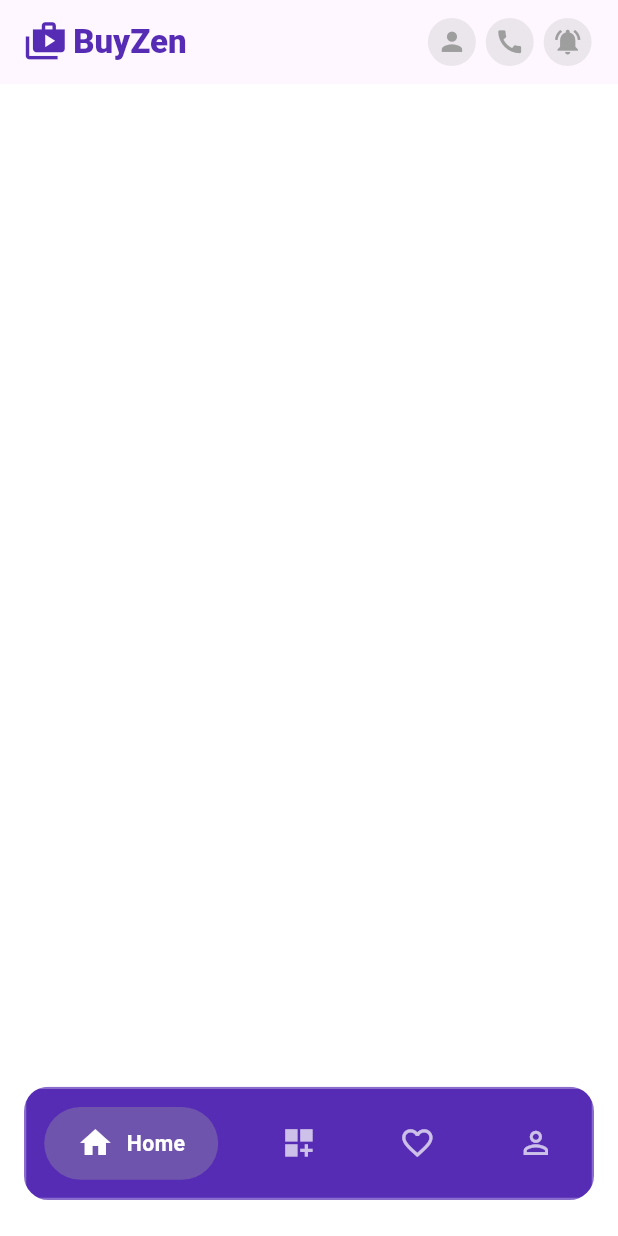
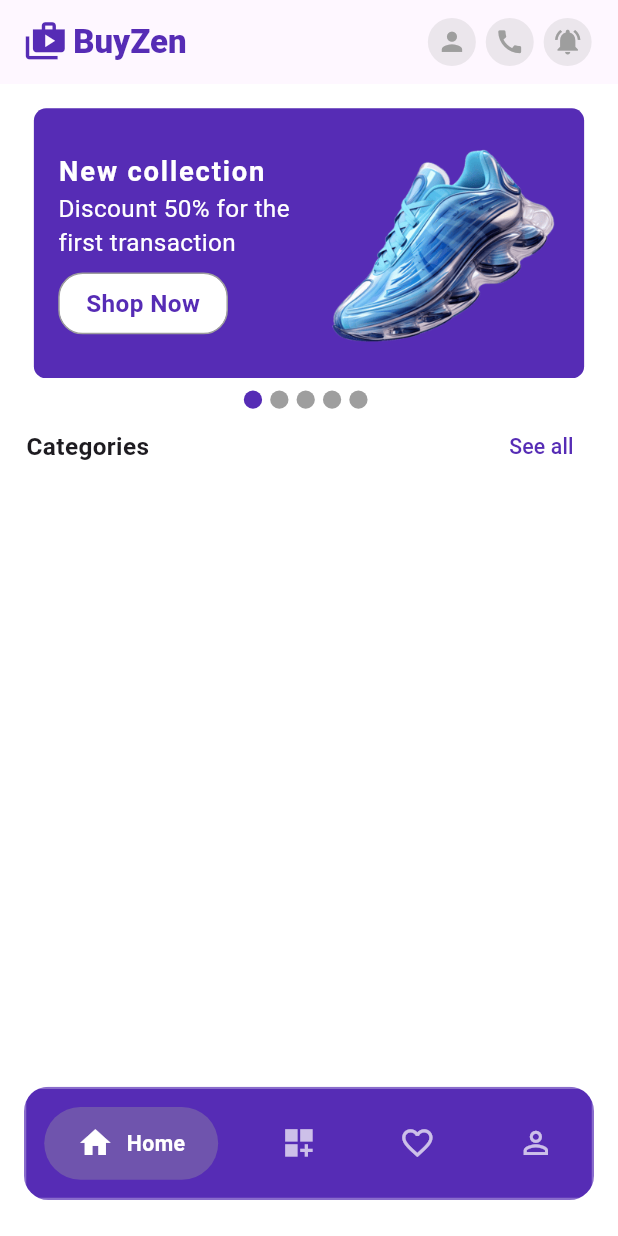
Before and after one commit to majidbhuiyan20/Buyzen, a Flutter app: the screen it shows after launch, on a phone screen of 412 x 824 dp. Run offline on Flutter 3.47's test engine with Material 3 defaults, Android fonts, the phone set to English and light mode, and no system bars; drawn by our look-alikes of carousel_slider; our stand-ins replace flutter_riverpod, flutter_screenutil.

Commit message:
feat(ui):make home carousel and section header

```diff
--- a/lib/app/app_text_style.dart
+++ b/lib/app/app_text_style.dart
@@ -1,3 +1,23 @@
+import 'dart:ui';
+import 'package:buyzen/app/app_colors.dart';
+import 'package:flutter/material.dart';
+import 'package:flutter_screenutil/flutter_screenutil.dart';
+
 class AppTextStyle {
-
+  static TextStyle largeTextCarousel = TextStyle(
+    fontSize: 18.sp,
+    fontWeight: .w700,
+    color: Colors.white,
+    letterSpacing: 1.2,
+  );
+  static TextStyle mediumTextCarousel = TextStyle(
+    fontSize: 16.sp,
+    fontWeight: .w400,
+    color: Colors.white,
+  );
+  static TextStyle buttonTextStyle = TextStyle(
+    fontSize: 16.sp,
+    fontWeight: .w600,
+    color: AppColors.themeColor,
+  );
 }
--- a/lib/features/home/view/screens/home_screen.dart
+++ b/lib/features/home/view/screens/home_screen.dart
@@ -1,8 +1,10 @@
+import 'package:buyzen/features/home/view/widgets/home_carousel_widgets.dart';
 import 'package:flutter/material.dart';
 import 'package:flutter_screenutil/flutter_screenutil.dart';
 
 import '../../../../app/app_colors.dart';
 import '../widgets/circle_icon_button.dart';
+import '../widgets/section_header.dart';
 
 class HomeScreen extends StatefulWidget {
   const HomeScreen({super.key});
@@ -17,6 +19,16 @@ class _HomeScreenState extends State<HomeScreen> {
     return Scaffold(
       backgroundColor: Colors.white,
       appBar: _buildAppBar(),
+      body: Column(
+        children: [
+          SizedBox(height: 16.h,),
+          HomeCarouselWidgets(),
+          SizedBox(height: 1.h,),
+          SectionHeader(title: 'Categories', onTap: () {  },),
+          SizedBox(height: 16.h),
+
+        ],
+      ),
     );
   }
 
--- /dev/null
+++ b/lib/features/home/view/widgets/home_carousel_widgets.dart
@@ -0,0 +1,98 @@
+import 'package:buyzen/app/app_colors.dart';
+import 'package:buyzen/app/app_text_style.dart';
+import 'package:buyzen/features/home/view_model/provider.dart';
+import 'package:carousel_slider/carousel_slider.dart';
+import 'package:flutter/material.dart';
+import 'package:flutter_riverpod/flutter_riverpod.dart';
+import 'package:flutter_screenutil/flutter_screenutil.dart';
+class HomeCarouselWidgets extends ConsumerStatefulWidget {
+  const HomeCarouselWidgets({super.key});
+
+  @override
+  ConsumerState<HomeCarouselWidgets> createState() => _HomeCarouselWidgetsState();
+}
+
+class _HomeCarouselWidgetsState extends ConsumerState<HomeCarouselWidgets> {
+  @override
+  Widget build(BuildContext context) {
+    final currentIndex = ref.watch(carouselIndexProvider);
+    return Padding(
+      padding: EdgeInsets.symmetric(horizontal: 16.w),
+      child: Column(
+        children: [
+          CarouselSlider(
+            options: CarouselOptions(
+                height: 180.0,
+                viewportFraction: 1,
+              onPageChanged: (index, reason){
+                  ref.read(carouselIndexProvider.notifier).state = index;
+              },
+              autoPlay: true
+
+            ),
+            items: [1,2,3,4,5].map((i) {
+              return Builder(
+                builder: (BuildContext context) {
+                  return Container(
+                      width: MediaQuery.of(context).size.width,
+                      margin: EdgeInsets.symmetric(horizontal: 5.0),
+                      decoration: BoxDecoration(
+                          color: AppColors.themeColor,
+                              borderRadius: BorderRadius.circular(8.r)
+                      ),
+                      child: Padding(
+                        padding: EdgeInsets.all(16.r),
+                        child: Row(
+                          mainAxisAlignment: .center,
+                          children: [
+                                Expanded(
+                                  child: Column(
+                                    crossAxisAlignment: .start,
+                                    mainAxisAlignment: .center,
+                                    children: [
+                                      Text("New collection", style: AppTextStyle.largeTextCarousel,),
+                                      Text("Discount 50% for the first transaction",style: AppTextStyle.mediumTextCarousel, ),
+                                      SizedBox(height: 8.h,),
+                                      Container(
+                                        padding: EdgeInsets.symmetric(horizontal: 16.w, vertical: 8.h),
+                                        decoration: BoxDecoration(
+                                          color: Colors.white,
+                                          borderRadius: BorderRadius.circular(16.r),
+                                          border: Border.all(color: Colors.grey)
+                                        ),
+                                        child: Text("Shop Now", style: AppTextStyle.buttonTextStyle,),
+                                      ),
+                                    ],
+                                  ),
+                                ),
+                                SizedBox(width: 8.w,),
+                                Image.asset("assets/images/shoe4.png",width: 140.w,)
+                          ],
+                        ),
+                      )
+                  );
+                },
+              );
+            }).toList(),
+          ),
+          SizedBox(height: 8.h,),
+          Row(
+            mainAxisAlignment: .center,
+            children: [
+              for (int i = 0; i < 5; i++)
+                  Container(
+                    width: 12.w,
+                    height: 12.h,
+                    margin: EdgeInsets.only(right: 4.w),
+                    decoration: BoxDecoration(
+                      shape: BoxShape.circle,
+                      color: currentIndex == i ? AppColors.themeColor : Colors.grey,
+                    ),
+                  )
+            ],
+          )
+        ],
+      ),
+    );
+  }
+}
--- /dev/null
+++ b/lib/features/home/view/widgets/section_header.dart
@@ -0,0 +1,26 @@
+import 'package:flutter/material.dart';
+import 'package:flutter_screenutil/flutter_screenutil.dart';
+
+import '../../../../app/app_colors.dart';
+
+class SectionHeader extends StatelessWidget {
+  const SectionHeader({
+    super.key, required this.title, required this.onTap,
+  });
+
+  final String title;
+  final VoidCallback onTap;
+  @override
+  Widget build(BuildContext context) {
+    return Padding(
+      padding:  EdgeInsets.symmetric(horizontal: 16.w),
+      child: Row(
+        mainAxisAlignment: .spaceBetween,
+        children: [
+          Text("Categories", style: TextStyle(fontWeight: .w700, fontSize: 16.sp),),
+          TextButton(onPressed: (){}, child: Text("See all", style: TextStyle(color: AppColors.themeColor, fontSize: 14.sp, fontWeight: .w500),))
+        ],
+      ),
+    );
+  }
+}
--- /dev/null
+++ b/lib/features/home/view_model/provider.dart
@@ -0,0 +1,3 @@
+import 'package:flutter_riverpod/legacy.dart';
+
+final carouselIndexProvider = StateProvider<int>((ref) => 0);
--- a/pubspec.yaml
+++ b/pubspec.yaml
@@ -38,6 +38,7 @@ dependencies:
   riverpod: ^3.2.0
   flutter_riverpod: ^3.2.0
   http: ^1.6.0
+  carousel_slider: ^5.1.2
 
 dev_dependencies:
   flutter_test:
```
Also changed, not shown: assets/icons/nike.png (added), assets/icons/puma.png (added), assets/images/shoe.png (added), assets/images/shoe2.png (added), assets/images/shoe3.png (added), assets/images/shoe4.png (added), pubspec.lock.
